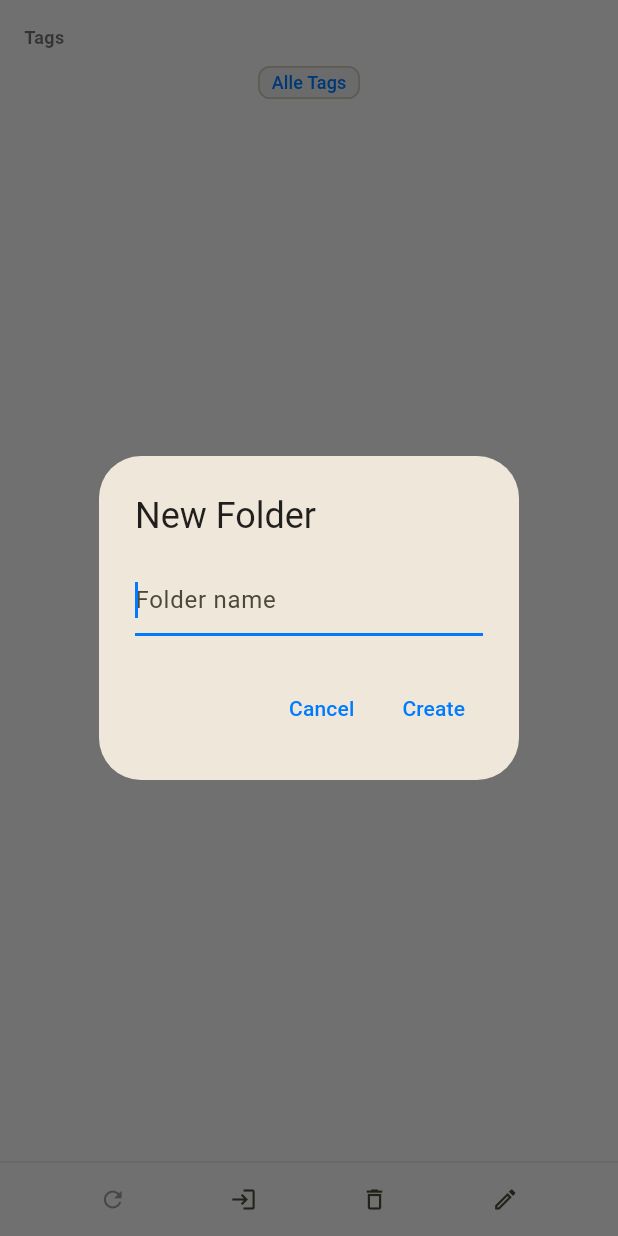
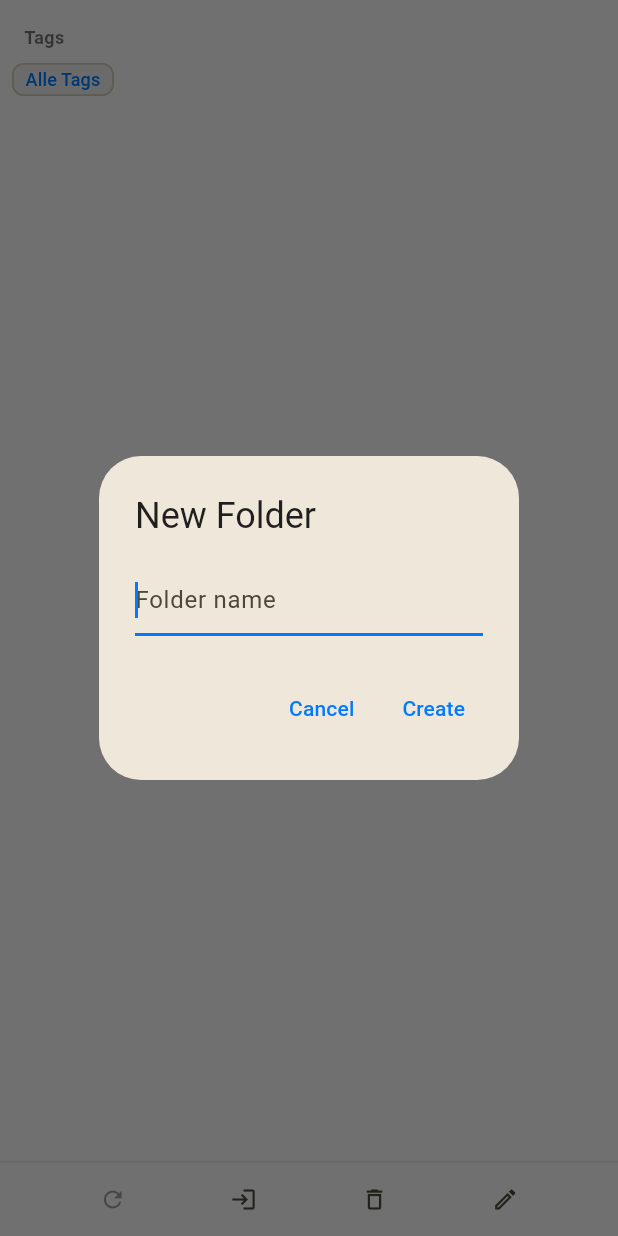
Before and after one commit to cedricziel/nc-notes-app, a Flutter app: the FoldersSidebar screen opened directly, after a tap on the "edit" icon, on a phone screen of 412 x 824 dp. Run offline on Flutter 3.47's test engine with Material 3 defaults, Android fonts, the phone set to English and light mode, and no system bars; our stand-ins replace flutter_markdown, flutter_secure_storage, shared_preferences; accounts and stored records are empty; Roboto replaces fonts that are missing (SF Pro Text).

Commit message:
chore: show tags horizontal

```diff
--- a/lib/widgets/folders_sidebar.dart
+++ b/lib/widgets/folders_sidebar.dart
@@ -60,6 +60,12 @@ class FoldersSidebar extends StatelessWidget {
 
                     // Tags Section
                     _buildSectionHeader(context, 'Tags'),
+                    Padding(
+                      padding: const EdgeInsets.symmetric(horizontal: 8.0),
+                      child: Wrap(
+                        spacing: 8.0, // horizontal space between chips
+                        runSpacing: 8.0, // vertical space between lines
+                        children: [
                           _buildTagItem(
                             context,
                             'Alle Tags',
@@ -72,6 +78,9 @@ class FoldersSidebar extends StatelessWidget {
                                 isSelected: notesProvider.selectedTag == tag,
                                 onTap: () => notesProvider.selectTag(tag),
                               )),
+                        ],
+                      ),
+                    ),
 
                     // Add extra padding at the bottom to ensure content is visible above the sticky controls
                     const SizedBox(height: 20),
@@ -273,8 +282,6 @@ class FoldersSidebar extends StatelessWidget {
 
     return GestureDetector(
       onTap: onTap,
-      child: Container(
-        margin: const EdgeInsets.symmetric(horizontal: 8, vertical: 2),
       child: Chip(
         label: Text(
           tag,
@@ -293,7 +300,6 @@ class FoldersSidebar extends StatelessWidget {
         visualDensity: const VisualDensity(horizontal: -4, vertical: -4),
         padding: EdgeInsets.zero,
         labelPadding: const EdgeInsets.symmetric(horizontal: 8, vertical: -2),
-        ),
       ),
     );
   }
```
Lines whose indentation alone changed are shown as unchanged.
